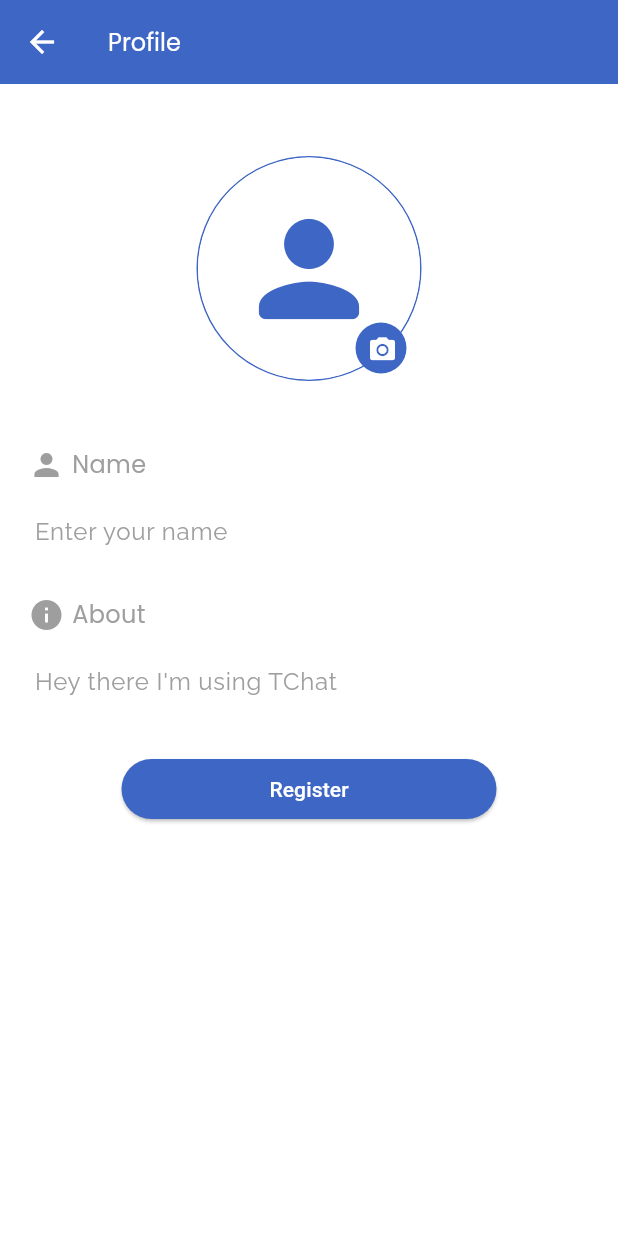
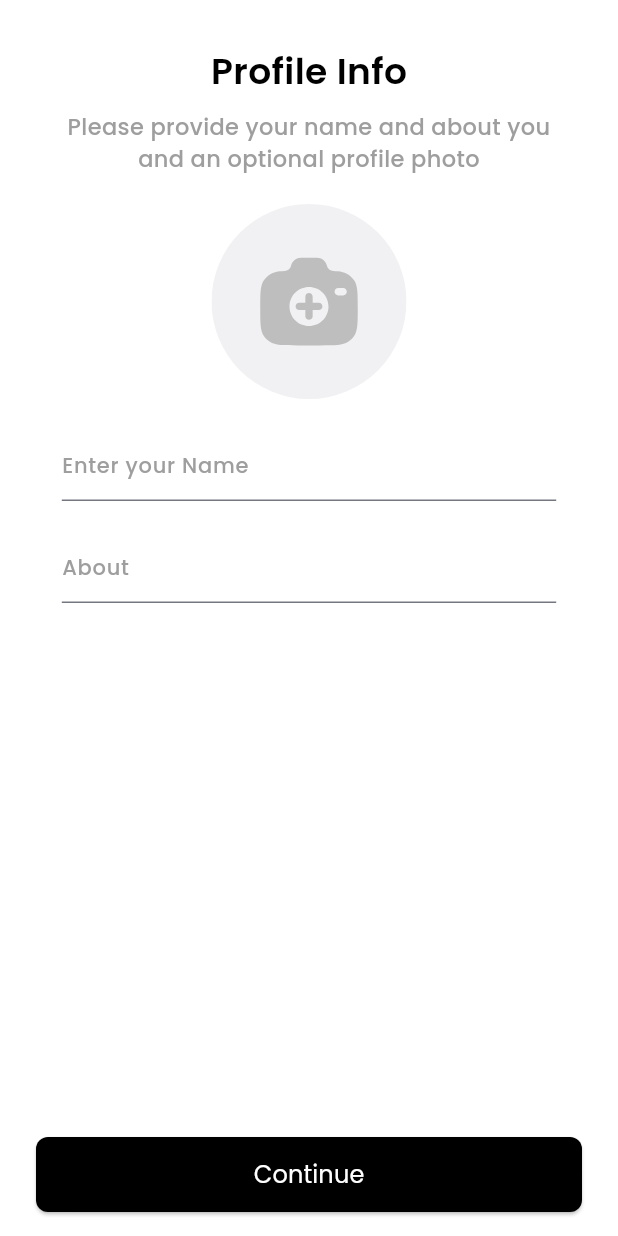
Before and after one commit to lahotimohit/tchat-frontend, a Flutter app: the SignupScreen screen opened directly, on a phone screen of 412 x 824 dp. Run offline on Flutter 3.47's test engine with Material 3 defaults, Android fonts, the phone set to English and light mode, and no system bars; our stand-ins replace connectivity_plus, dio, flutter_contacts, flutter_secure_storage, flutter_svg, google_fonts and 3 more; accounts and stored records are empty; project files that could hold a hidden picture were left out.

Commit message:
Create registration page according to figma

```diff
--- a/lib/src/screens/register.dart
+++ b/lib/src/screens/register.dart
@@ -1,15 +1,16 @@
 import 'package:flutter/material.dart';
+import 'package:flutter_svg/flutter_svg.dart';
 import 'package:google_fonts/google_fonts.dart';
 import 'package:image_picker/image_picker.dart';
+import 'package:tchat_frontend/home/screen/dashboard.dart';
 // import 'package:tchat_frontend/home/screen/dashboard.dart';
 // import 'package:flutter/cupertino.dart';
 // import 'package:tchat_frontend/src/api/register.dart';
 import 'package:tchat_frontend/src/common.dart';
-import 'package:tchat_frontend/src/screens/plans.dart';
 import 'dart:io';
 import 'package:tchat_frontend/src/widgets/bottom_sheet.dart';
+import 'package:tchat_frontend/src/widgets/custom_elevated_button.dart';
 import 'package:tchat_frontend/src/widgets/custom_text.dart';
-import 'package:tchat_frontend/src/widgets/profile_photo.dart';
 // import 'package:tchat_frontend/src/widgets/snackmessage.dart';
 
 class SignupScreen extends StatefulWidget {
@@ -67,87 +68,96 @@ class _SignupScreenState extends State<SignupScreen> {
     // await onRegister(context, name, about);
     // Navigator.of(context).pop();
     Navigator.of(context)
-        .push(MaterialPageRoute(builder: (ctx) => ChoosePlanScreen()));
+        .push(MaterialPageRoute(builder: (ctx) => const HomeMainScreen()));
   }
 
   @override
   Widget build(BuildContext context) {
     return Scaffold(
-      appBar: AppBar(
-          backgroundColor: Theme.of(context).colorScheme.primary,
-          leading: IconButton(
-              onPressed: () {
-                Navigator.of(context).pop();
-              },
-              icon: const Icon(
-                Icons.arrow_back,
-                color: white,
-              )),
-          title: const CustomText(
-            text: "Profile",
-            color: white,
-          )),
-      body: SingleChildScrollView(
-        child: Padding(
-          padding: const EdgeInsets.all(8.0),
+      body: SafeArea(
+        child: SizedBox(
+          height: MediaQuery.of(context).size.height,
           child: Column(
-            crossAxisAlignment: CrossAxisAlignment.start,
             children: [
-              const SizedBox(height: 40),
-              Center(
-                child: ProfilePhoto(
-                  image: _image != null ? File(_image!.path) : null,
-                  onPressed: () => _openBottomSheet(context),
+              Expanded(
+                child: SingleChildScrollView(
+                  child: Center(
+                    child: SizedBox(
+                      width: MediaQuery.of(context).size.width * 0.8,
+                      child: Column(
+                        children: [
+                          const SizedBox(
+                            height: 30,
+                          ),
+                          const CustomText(
+                            text: "Profile Info",
+                            alignment: Alignment.center,
+                            size: 24,
+                            weight: FontWeight.w600,
+                          ),
+                          const SizedBox(height: 10),
+                          const CustomText(
+                            text:
+                                "Please provide your name and about you and an optional profile photo",
+                            size: 15,
+                            color: grey,
+                            weight: FontWeight.w500,
+                            align: TextAlign.center,
+                          ),
+                          const SizedBox(height: 20),
+                          GestureDetector(
+                            onTap: () => _openBottomSheet(context),
+                            child: _image == null
+                                ? SvgPicture.asset('assets/svgs/profile.svg')
+                                : CircleAvatar(
+                                    maxRadius: 75,
+                                    backgroundImage: _image != null
+                                        ? FileImage(File(_image!.path))
+                                        : null,
+                                  ),
+                          ),
+                          const SizedBox(height: 20),
+                          TextField(
+                            controller: _nameController,
+                            decoration: InputDecoration(
+                              hintText: "Enter your Name",
+                              hintStyle: GoogleFonts.poppins(
+                                fontSize: 14,
+                                fontWeight: FontWeight.w500,
+                                color: grey,
+                              ),
+                            ),
+                          ),
+                          const SizedBox(height: 20),
+                          TextField(
+                            controller: _aboutController,
+                            decoration: InputDecoration(
+                              hintText: "About",
+                              hintStyle: GoogleFonts.poppins(
+                                fontSize: 14,
+                                fontWeight: FontWeight.w500,
+                                color: grey,
+                              ),
+                            ),
+                          ),
+                        ],
+                      ),
+                    ),
+                  ),
                 ),
               ),
-              const SizedBox(height: 40),
-              Center(
+              Padding(
+                padding:
+                    const EdgeInsets.symmetric(horizontal: 24, vertical: 16),
                 child: SizedBox(
-                  width: MediaQuery.of(context).size.width - 30,
-                  child: Card(
-                    color: white,
-                    elevation: 0,
-                    child: Column(
-                      children: [
-                        cardItem(
-                            const Icon(
-                              Icons.person,
-                              color: grey,
-                            ),
-                            "Name",
-                            _nameController,
-                            "Enter your name"),
-                        const SizedBox(height: 16),
-                        cardItem(const Icon(Icons.info, color: grey), "About",
-                            _aboutController, "Hey there I'm using TChat"),
-                        const SizedBox(height: 20),
-                        Center(
-                          child: SizedBox(
-                            width: 250,
-                            child: ElevatedButton(
-                              onPressed: () {
-                                // if (_aboutController.text.isEmpty ||
-                                //     _nameController.text.isEmpty) {
-                                //   snackmessage(
-                                //       context, "Please enter all details");
-                                //   return;
-                                // }
-                                _submitSignup();
-                              },
-                              style: ElevatedButton.styleFrom(
-                                backgroundColor:
-                                    Theme.of(context).colorScheme.primary,
-                                foregroundColor:
-                                    Theme.of(context).colorScheme.surface,
-                              ),
-                              child: const Text("Register"),
-                            ),
-                          ),
-                        ),
-                        const SizedBox(
-                          height: 50,
-                        )
-                      ],
+                  width: double.infinity,
+                  child: ElevatedButton(
+                    onPressed: _submitSignup,
+                    style: customElevatedButton(),
+                    child: const CustomText(
+                      alignment: Alignment.center,
+                      text: "Continue",
+                      color: white,
                     ),
                   ),
                 ),
@@ -159,36 +169,3 @@ class _SignupScreenState extends State<SignupScreen> {
     );
   }
 }
-
-Widget cardItem(Icon labelIcon, String labelTitle,
-    TextEditingController controller, String hintText) {
-  return Column(
-    children: [
-      Row(
-        children: [
-          labelIcon,
-          const SizedBox(
-            width: 5,
-          ),
-          CustomText(
-            text: labelTitle,
-            color: grey,
-          )
-        ],
-      ),
-      const SizedBox(height: 4),
-      Card(
-        color: white,
-        elevation: 0,
-        child: TextField(
-          controller: controller,
-          decoration: InputDecoration(
-              border: InputBorder.none,
-              hintText: hintText,
-              hintStyle: GoogleFonts.raleway(
-                  color: grey, fontWeight: FontWeight.w400)),
-        ),
-      ),
-    ],
-  );
-}
--- a/lib/src/widgets/profile_photo.dart
+++ /dev/null
@@ -1,53 +0,0 @@
-import 'package:flutter/material.dart';
-import 'dart:io';
-
-class ProfilePhoto extends StatelessWidget {
-  final File? image;
-  final VoidCallback onPressed;
-
-  const ProfilePhoto({super.key, required this.image, required this.onPressed});
-
-  @override
-  Widget build(BuildContext context) {
-    return Stack(
-      children: [
-        Container(
-          width: 150,
-          height: 150,
-          decoration: BoxDecoration(
-            shape: BoxShape.circle,
-            border: Border.all(color: Theme.of(context).colorScheme.primary, width: 1),
-          ),
-          child: CircleAvatar(
-            radius: 100,
-            backgroundImage: image != null ? FileImage(image!) : null,
-            backgroundColor: const Color.fromARGB(255, 255, 255, 255),
-            child: image == null
-                ? Icon(
-                    Icons.person_rounded,
-                    size: 100,
-                    color: Theme.of(context).colorScheme.primary,
-                  )
-                : null,
-          ),
-        ),
-        Positioned(
-          bottom: 5,
-          right: 10,
-          child: CircleAvatar(
-            radius: 17,
-            backgroundColor: Theme.of(context).colorScheme.primary,
-            child: IconButton(
-              icon: Icon(
-                Icons.camera_alt,
-                color: Theme.of(context).colorScheme.surface,
-                size: 20,
-              ),
-              onPressed: onPressed,
-            ),
-          ),
-        ),
-      ],
-    );
-  }
-}
--- a/pubspec.yaml
+++ b/pubspec.yaml
@@ -49,6 +49,7 @@ dependencies:
   country_picker: ^2.0.27
   flutter_svg_provider: ^1.0.7
   intl_phone_field: ^3.2.0
+  flutter_svg: ^2.0.17
 
 dev_dependencies:
   flutter_test:
@@ -78,6 +79,7 @@ flutter:
     - assets/images/auth_screen/
     - assets/images/splash_screen/
     - assets/lottie/
+    - assets/svgs/
   #   - images/a_dot_ham.jpeg
 
   # An image asset can refer to one or more resolution-specific "variants", see
```
Also changed, not shown: assets/svgs/profile.svg (added), pubspec.lock.
